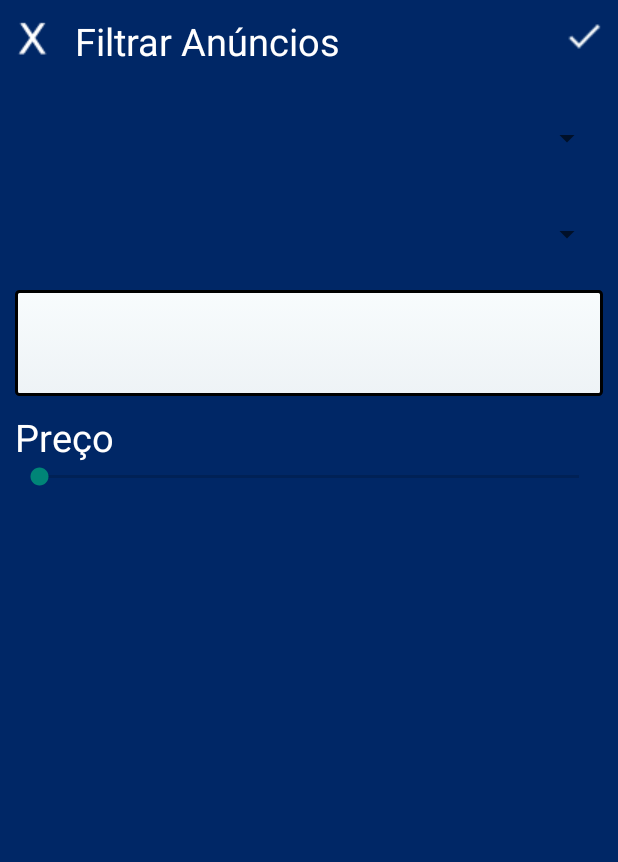
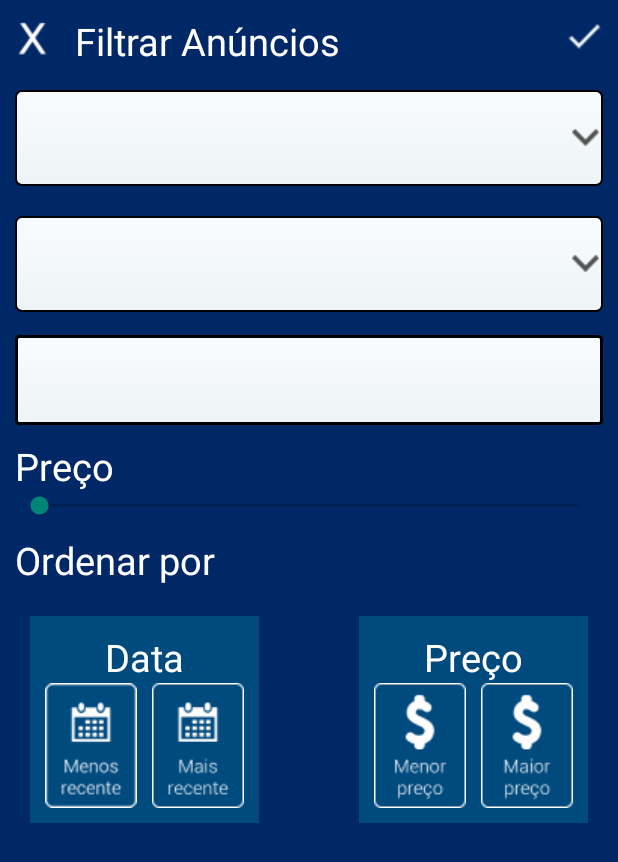
Before and after one commit to saviorgp/myservice, an Android app: the layout activity_service_filter.xml on its own in the app's theme, with its tools: preview values and no code run, on a phone screen of 412 x 824 dp. Shown: the top 862 px of the screen. Run offline under Robolectric (Android 15) with nearby library versions, the phone set to English and light mode, and no system bars.

Commit message:
Filter Layout screen

```diff
--- a/MyService/app/src/main/AndroidManifest.xml
+++ b/MyService/app/src/main/AndroidManifest.xml
@@ -11,7 +11,6 @@
     <uses-permission android:name="android.permission.READ_CONTACTS" />
     <uses-permission android:name="android.permission.INTERNET" />
     <uses-permission android:name="android.permission.ACCESS_NETWORK_STATE" />
-    <uses-permission android:name="android.permission.ACCESS_NETWORK_STATE"/>
     <uses-permission android:name="android.permission.READ_EXTERNAL_STORAGE" />
     <uses-permission android:name="android.permission.WRITE_EXTERNAL_STORAGE"/>
     <uses-feature android:name="android.hardware.camera" android:required="true" />
--- a/MyService/app/src/main/res/layout/activity_service_filter.xml
+++ b/MyService/app/src/main/res/layout/activity_service_filter.xml
@@ -1,14 +1,14 @@
 <?xml version="1.0" encoding="utf-8"?>
 <ScrollView xmlns:android="http://schemas.android.com/apk/res/android"
     android:layout_width="match_parent"
-    android:fillViewport="true"
+    android:layout_height="match_parent"
     android:background="@color/dark_blue"
-    android:layout_height="match_parent">
+    android:fillViewport="true">
 
     <LinearLayout
-        android:orientation="vertical"
         android:layout_width="match_parent"
         android:layout_height="match_parent"
+        android:orientation="vertical"
         android:weightSum="1">
 
         <RelativeLayout
@@ -46,55 +46,150 @@
 
 
         <Spinner
-            android:style="@style/spinner_style"
+            android:id="@+id/sp_adv_categoria"
+            style="@style/spinner_style"
+            android:layout_width="match_parent"
+            android:layout_height="64dp"
+            android:layout_marginLeft="10dp"
+            android:layout_marginRight="10dp"
             android:layout_marginTop="10dp"
-            android:layout_marginRight="10dp"
-            android:layout_marginLeft="10dp"
-            android:id="@+id/sp_adv_categoria"
-            android:prompt="@string/categoria"
-            android:layout_width="match_parent"
-            android:layout_height="64dp">
-        </Spinner>
+            android:prompt="@string/categoria"></Spinner>
 
         <Spinner
-            android:style="@style/spinner_style"
+            android:id="@+id/sp_adv_subcategoria"
+            style="@style/spinner_style"
+            android:layout_width="match_parent"
+            android:layout_height="64dp"
+            android:layout_marginLeft="10dp"
             android:layout_marginRight="10dp"
-            android:layout_marginLeft="10dp"
-            android:id="@+id/sp_adv_subcategoria"
-            android:prompt="@string/sub_categoria"
-            android:layout_width="match_parent"
-            android:layout_height="64dp">
-        </Spinner>
+            android:prompt="@string/sub_categoria"></Spinner>
 
         <EditText
-            android:inputType="text"
-            android:layout_marginTop="5dp"
-            android:layout_marginRight="10dp"
-            android:layout_marginLeft="10dp"
-            android:background="@drawable/edit_text_rounded"
             android:id="@+id/edt_adv_filter_location"
             android:layout_width="match_parent"
-            android:layout_height="wrap_content"
-            android:layout_weight="0.05" />
+            android:layout_height="60dp"
+            android:layout_marginLeft="10dp"
+            android:layout_marginRight="10dp"
+            android:layout_marginTop="5dp"
+            android:background="@drawable/edit_text_rounded"
+            android:inputType="text" />
 
         <TextView
             style="@style/Text_25_White"
-            android:layout_marginTop="10dp"
-            android:layout_marginRight="10dp"
-            android:layout_marginLeft="10dp"
             android:layout_width="match_parent"
             android:layout_height="wrap_content"
-            android:text="Preço"/>
+            android:layout_marginLeft="10dp"
+            android:layout_marginRight="10dp"
+            android:layout_marginTop="10dp"
+            android:text="Preço" />
 
         <SeekBar
-            android:layout_marginRight="10dp"
-            android:layout_marginLeft="10dp"
+            android:id="@+id/seek_preco"
             android:layout_width="match_parent"
             android:layout_height="wrap_content"
-            android:id="@+id/seek_preco"
             android:layout_gravity="center_horizontal"
+            android:layout_marginLeft="10dp"
+            android:layout_marginRight="10dp"
             android:indeterminate="false"
             android:max="3000" />
+
+        <TextView
+            style="@style/Text_25_White"
+            android:layout_width="match_parent"
+            android:layout_height="wrap_content"
+            android:layout_marginLeft="10dp"
+            android:layout_marginRight="10dp"
+            android:layout_marginTop="10dp"
+            android:text="Ordenar por" />
+
+        <RelativeLayout
+            android:layout_width="match_parent"
+            android:layout_height="match_parent"
+            android:padding="20dp">
+
+            <LinearLayout
+                android:layout_alignParentLeft="true"
+                android:layout_width="wrap_content"
+                android:layout_height="wrap_content"
+                android:background="#004A7E"
+                android:orientation="vertical"
+                android:padding="10dp">
+
+                <TextView
+                    style="@style/Text_25_White"
+                    android:layout_width="match_parent"
+                    android:layout_height="wrap_content"
+                    android:gravity="center_horizontal"
+                    android:text="Data" />
+
+                <LinearLayout
+                    android:layout_width="wrap_content"
+                    android:layout_height="wrap_content"
+                    android:orientation="horizontal">
+
+                    <ImageButton
+                        android:id="@+id/bt_order_filter_less"
+                        android:layout_width="wrap_content"
+                        android:layout_height="wrap_content"
+                        android:background="@null"
+                        android:src="@drawable/bt_filter_less_recent_disable" />
+
+                    <ImageButton
+                        android:id="@+id/bt_order_filter_more"
+                        android:layout_width="wrap_content"
+                        android:layout_height="wrap_content"
+                        android:layout_marginLeft="10dp"
+                        android:background="@null"
+                        android:src="@drawable/bt_filter_more_recent_disable" />
+
+                </LinearLayout>
+
+            </LinearLayout>
+
+            <LinearLayout
+                    android:layout_alignParentRight="true"
+                    android:layout_width="wrap_content"
+                    android:layout_height="wrap_content"
+                    android:background="#004A7E"
+                    android:orientation="vertical"
+                    android:padding="10dp">
+
+                    <TextView
+                        style="@style/Text_25_White"
+                        android:layout_width="match_parent"
+                        android:layout_height="wrap_content"
+                        android:gravity="center_horizontal"
+                        android:text="Preço" />
+
+                    <LinearLayout
+                        android:layout_width="wrap_content"
+                        android:layout_height="wrap_content"
+                        android:orientation="horizontal">
+
+                        <ImageButton
+                            android:id="@+id/bt_order_low_price"
+                            android:layout_width="wrap_content"
+                            android:layout_height="wrap_content"
+                            android:background="@null"
+                            android:src="@drawable/bt_filter_lowest_price_disable" />
+
+                        <ImageButton
+                            android:id="@+id/bt_order_big_price"
+                            android:layout_width="wrap_content"
+                            android:layout_height="wrap_content"
+                            android:layout_marginLeft="10dp"
+                            android:background="@null"
+                            android:src="@drawable/bt_filter_biggest_price_disable" />
+                    </LinearLayout>
+
+                </LinearLayout>
+
+
+
+
+        </RelativeLayout>
+
+
 
 
     </LinearLayout>
```
Also changed, not shown: MyService/app/src/main/res/drawable/bt_filter_biggest_price_disable.png (added), MyService/app/src/main/res/drawable/bt_filter_biggest_price_enable.png (added), MyService/app/src/main/res/drawable/bt_filter_less_recent_disable.png (added), MyService/app/src/main/res/drawable/bt_filter_less_recent_enable.png (added), MyService/app/src/main/res/drawable/bt_filter_lowest_price_disable.png (added), MyService/app/src/main/res/drawable/bt_filter_lowest_price_enable.png (added), MyService/app/src/main/res/drawable/bt_filter_more_recent_disable.png (added), MyService/app/src/main/res/drawable/bt_filter_more_recent_enable.png (added), 1 other file.
